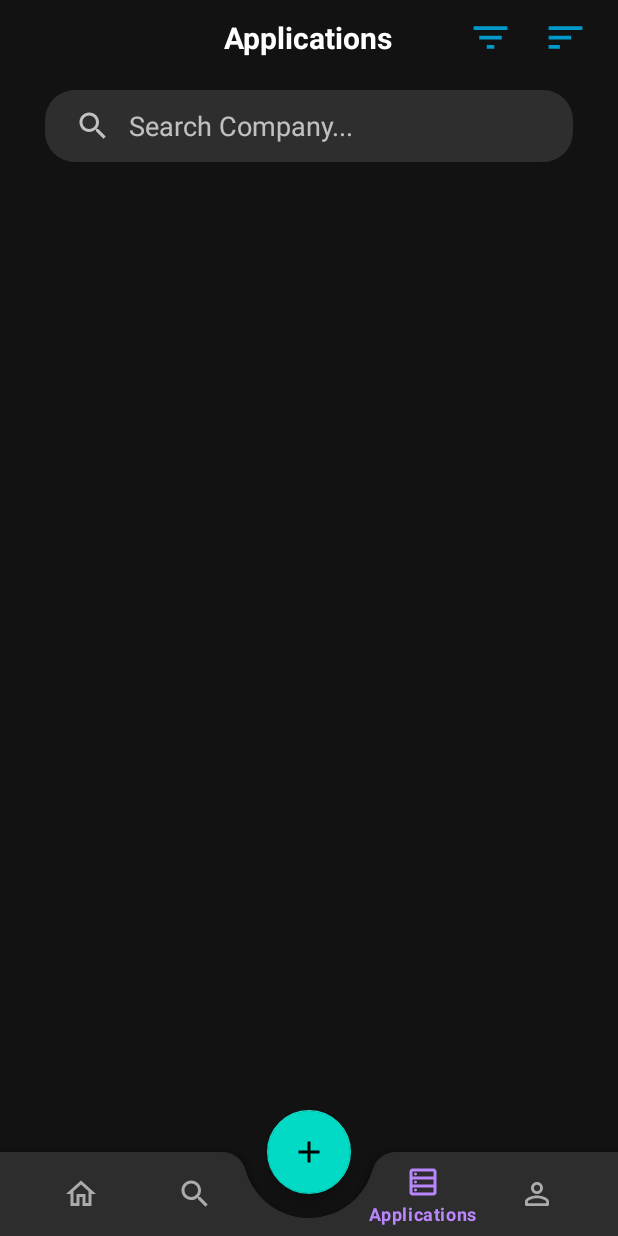
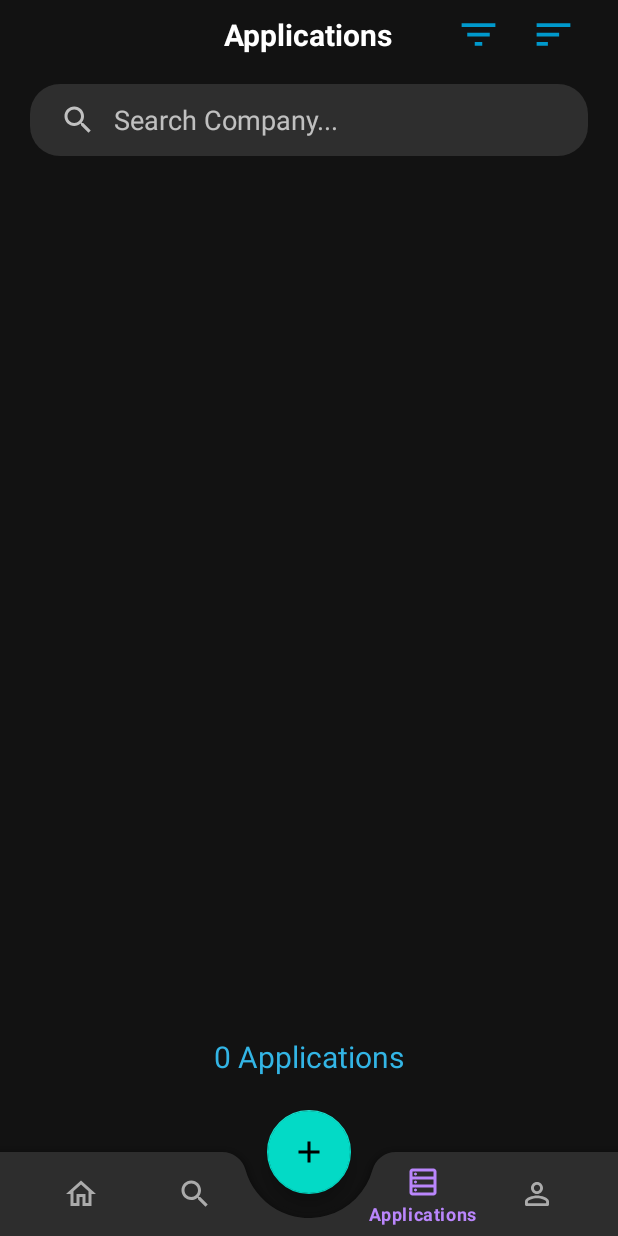
Before and after one commit to AbdulkarimMziya/job_application_tracker, an Android app: the screen it shows after launch (MainActivity), item 4 of the bottom bar chosen, on a phone screen of 412 x 824 dp. Run offline under Robolectric (Android 15) with nearby library versions, the phone set to English and light mode, and no system bars; our stand-ins replace Room's generated code.

Commit message:
Setup Recycler View

```diff
--- a/app/src/main/AndroidManifest.xml
+++ b/app/src/main/AndroidManifest.xml
@@ -13,7 +13,7 @@
         android:theme="@style/Theme.Job_application_tracker"
         tools:targetApi="31">
         <activity
-            android:name=".MainActivity"
+            android:name=".views.MainActivity"
             android:exported="true">
             <intent-filter>
                 <action android:name="android.intent.action.MAIN" />
--- a/app/src/main/java/com/example/job_application_tracker/fragments/ApplicationScreenFragment.kt
+++ /dev/null
@@ -1,78 +0,0 @@
-package com.example.job_application_tracker.fragments
-
-import android.os.Bundle
-import android.view.LayoutInflater
-import android.view.View
-import android.view.ViewGroup
-import android.widget.TextView
-import android.widget.SearchView
-import androidx.fragment.app.Fragment
-import com.example.job_application_tracker.R
-
-class ApplicationScreenFragment : Fragment() {
-
-    private lateinit var searchView: SearchView
-    private lateinit var topBarLayout: View
-    private lateinit var cancelButton: TextView
-
-    override fun onCreateView(
-        inflater: LayoutInflater, container: ViewGroup?,
-        savedInstanceState: Bundle?
-    ): View? {
-        // Inflate the layout for this fragment
-        val view = inflater.inflate(R.layout.fragment_application_screen, container, false)
-
-        searchView = view.findViewById(R.id.searchView)
-        topBarLayout = view.findViewById(R.id.topBarLayout)
-        cancelButton = view.findViewById(R.id.btnCancelSearch)
-
-        // Set up the SearchView listener
-        setupSearchView()
-
-        // Handle cancel button click
-        cancelButton.setOnClickListener {
-
-        }
-
-        return view
-    }
-
-    private fun setupSearchView() {
-        searchView.setOnQueryTextFocusChangeListener { _, hasFocus ->
-            if (hasFocus) {
-                hideTopBar()
-                cancelButton.visibility = View.VISIBLE
-            } else {
-                showTopBar()
-                cancelButton.visibility = View.GONE
-            }
-        }
-
-        searchView.setOnQueryTextListener(object : SearchView.OnQueryTextListener {
-            override fun onQueryTextSubmit(query: String?): Boolean {
-                // Handle search action here if needed
-                return true
-            }
-
-            override fun onQueryTextChange(newText: String?): Boolean {
-                // Handle text changes here if needed
-                return true
-            }
-        })
-    }
-
-    private fun hideTopBar() {
-        topBarLayout.visibility = View.GONE
-    }
-
-    private fun showTopBar() {
-        topBarLayout.visibility = View.VISIBLE
-    }
-
-    private fun resetSearchView() {
-        searchView.setQuery("", false) // Clear the search query
-        searchView.clearFocus() // Clear focus from the search view
-        showTopBar() // Show the top bar again
-        cancelButton.visibility = View.GONE // Hide the cancel button
-    }
-}
--- a/app/src/main/java/com/example/job_application_tracker/model/JobApplicationDao.kt
+++ b/app/src/main/java/com/example/job_application_tracker/model/JobApplicationDao.kt
@@ -14,4 +14,7 @@ interface JobApplicationDao {
 
     @Query("SELECT * FROM job_application")
     fun getAllApplications(): LiveData<List<JobApplication>>
+
+    @Query("SELECT COUNT(id) FROM job_application ")
+    fun getApplicationCount(): LiveData<Int>
 }
--- a/app/src/main/java/com/example/job_application_tracker/model/JobApplicationRepository.kt
+++ b/app/src/main/java/com/example/job_application_tracker/model/JobApplicationRepository.kt
@@ -5,6 +5,8 @@ import androidx.lifecycle.LiveData
 class JobApplicationRepository(val jobApplicationDao: JobApplicationDao) {
 
     val allJobApplications: LiveData<List<JobApplication>> = jobApplicationDao.getAllApplications()
+    val applicationCount: LiveData<Int> = jobApplicationDao.getApplicationCount()
+
 
     suspend fun insert(jobApplication: JobApplication){
         jobApplicationDao.insert(jobApplication)
--- a/app/src/main/java/com/example/job_application_tracker/viewmodel/JobApplicationViewModel.kt
+++ b/app/src/main/java/com/example/job_application_tracker/viewmodel/JobApplicationViewModel.kt
@@ -14,11 +14,13 @@ class JobApplicationViewModel(application: Application) : AndroidViewModel(appli
     val readAllJobApplications: LiveData<List<JobApplication>>
     private val repository: JobApplicationRepository
 
+    val applicationCount: LiveData<Int>
 
     init {
         val jobApplicationDao = JobApplicationDatabase.getDatabase(application).jobApplicationDao()
         repository = JobApplicationRepository(jobApplicationDao)
         readAllJobApplications = repository.allJobApplications
+        applicationCount = repository.applicationCount
     }
 
     fun addJobApplication(jobApplication: JobApplication){
@@ -26,4 +28,5 @@ class JobApplicationViewModel(application: Application) : AndroidViewModel(appli
             repository.insert(jobApplication)
         }
     }
+
 }
--- /dev/null
+++ b/app/src/main/java/com/example/job_application_tracker/viewmodel/JobListAdapter.kt
@@ -0,0 +1,56 @@
+package com.example.job_application_tracker.viewmodel
+
+import android.view.LayoutInflater
+import android.view.ViewGroup
+import androidx.recyclerview.widget.DiffUtil
+import androidx.recyclerview.widget.ListAdapter
+import androidx.recyclerview.widget.RecyclerView
+import com.example.job_application_tracker.databinding.ListItemLayoutBinding
+import com.example.job_application_tracker.model.JobApplication
+import java.text.SimpleDateFormat
+import java.util.*
+
+class JobListAdapter(private val onItemClick: (JobApplication) -> Unit) :
+    ListAdapter<JobApplication, JobListAdapter.MyViewHolder>(JobApplicationDiffCallback()) {
+
+    class MyViewHolder(private val binding: ListItemLayoutBinding) : RecyclerView.ViewHolder(binding.root) {
+        fun bind(jobApplication: JobApplication, onItemClick: (JobApplication) -> Unit) {
+            binding.tvListItemCompanyName.text = jobApplication.companyName
+            binding.tvListItemJobDesc.text = jobApplication.jobTitle
+            binding.tvListItemDate.text = SimpleDateFormat("MMM dd, yyyy", Locale.getDefault()).format(Date(jobApplication.dateApplied))
+            binding.tvListItemStatus.text = jobApplication.status
+
+            binding.root.setOnClickListener { onItemClick(jobApplication) }
+        }
+    }
+
+    override fun onCreateViewHolder(parent: ViewGroup, viewType: Int): MyViewHolder {
+        val binding = ListItemLayoutBinding.inflate(LayoutInflater.from(parent.context), parent, false)
+        return MyViewHolder(binding)
+    }
+
+    override fun onBindViewHolder(holder: MyViewHolder, position: Int) {
+        val jobApplication = getItem(position)
+        holder.bind(jobApplication, onItemClick)
+    }
+
+    override fun getItemCount(): Int {
+        return currentList.size // Returns the size of the current list
+    }
+
+    // Method to update the job list (optional if using ListAdapter)
+    fun updateJobList(newJobList: List<JobApplication>) {
+        submitList(newJobList) // Use ListAdapter's submitList to handle updates
+    }
+
+    // DiffUtil for better performance and item updates
+    class JobApplicationDiffCallback : DiffUtil.ItemCallback<JobApplication>() {
+        override fun areItemsTheSame(oldItem: JobApplication, newItem: JobApplication): Boolean {
+            return oldItem.id == newItem.id // Compare IDs
+        }
+
+        override fun areContentsTheSame(oldItem: JobApplication, newItem: JobApplication): Boolean {
+            return oldItem == newItem // Compare the content
+        }
+    }
+}
--- a/app/src/main/java/com/example/job_application_tracker/fragments/AddApplicationFragment.kt
+++ b/app/src/main/java/com/example/job_application_tracker/views/fragments/AddApplicationFragment.kt
@@ -1,4 +1,4 @@
-package com.example.job_application_tracker.fragments
+package com.example.job_application_tracker.views.fragments
 
 import android.app.DatePickerDialog
 import android.os.Bundle
--- /dev/null
+++ b/app/src/main/java/com/example/job_application_tracker/views/fragments/ApplicationScreenFragment.kt
@@ -0,0 +1,115 @@
+package com.example.job_application_tracker.views.fragments
+
+import android.os.Bundle
+import android.view.LayoutInflater
+import android.view.View
+import android.view.ViewGroup
+import android.widget.TextView
+import android.widget.SearchView
+import androidx.fragment.app.Fragment
+import androidx.lifecycle.Observer
+import androidx.lifecycle.ViewModelProvider
+import androidx.recyclerview.widget.LinearLayoutManager
+import androidx.recyclerview.widget.RecyclerView
+import com.example.job_application_tracker.R
+import com.example.job_application_tracker.databinding.FragmentAddApplicationBinding
+import com.example.job_application_tracker.databinding.FragmentApplicationScreenBinding
+import com.example.job_application_tracker.viewmodel.JobApplicationViewModel
+import com.example.job_application_tracker.viewmodel.JobListAdapter
+
+class ApplicationScreenFragment : Fragment() {
+    private lateinit var applicationScreenBinding: FragmentApplicationScreenBinding
+
+    private lateinit var searchView: SearchView
+    private lateinit var topBarLayout: View
+
+    private lateinit var recyclerView: RecyclerView
+    private lateinit var jobListAdapter: JobListAdapter
+    private lateinit var mJobApplicationViewModel: JobApplicationViewModel
+
+    override fun onCreateView(
+        inflater: LayoutInflater, container: ViewGroup?,
+        savedInstanceState: Bundle?
+    ): View? {
+        // Inflate the layout for this fragment
+        applicationScreenBinding = FragmentApplicationScreenBinding.inflate(layoutInflater,container,false)
+
+        init()
+
+
+
+
+        return applicationScreenBinding.root
+    }
+
+    private fun init() {
+        topBarLayout = applicationScreenBinding.topBarLayout
+        searchView = applicationScreenBinding.searchView
+        recyclerView = applicationScreenBinding.recyclerView
+
+        // Initialize the ViewModel
+        mJobApplicationViewModel = ViewModelProvider(this).get(JobApplicationViewModel::class.java)
+
+        // Initialize the RecyclerView and Adapter
+        jobListAdapter = JobListAdapter { jobApplication ->
+            // Handle item click
+        }
+
+        recyclerView.layoutManager = LinearLayoutManager(context)
+        recyclerView.adapter = jobListAdapter
+
+        // Observe the job applications LiveData
+        mJobApplicationViewModel.readAllJobApplications.observe(viewLifecycleOwner) { jobApplications ->
+            jobListAdapter.submitList(jobApplications)
+        }
+
+        // Observe application count
+        mJobApplicationViewModel.applicationCount.observe(viewLifecycleOwner) { count ->
+            val applicationText = if (count == 1) {
+                "$count Application"
+            } else {
+                "$count Applications"
+            }
+            applicationScreenBinding.txtDisplayTotalApplications.text = applicationText
+        }
+
+        // Set up the SearchView listener
+        setupSearchView()
+    }
+
+    private fun setupSearchView() {
+        searchView.setOnQueryTextFocusChangeListener { _, hasFocus ->
+            if (hasFocus) {
+                hideTopBar()
+            } else {
+                showTopBar()
+            }
+        }
+
+        searchView.setOnQueryTextListener(object : SearchView.OnQueryTextListener {
+            override fun onQueryTextSubmit(query: String?): Boolean {
+                // Handle search action here if needed
+                return true
+            }
+
+            override fun onQueryTextChange(newText: String?): Boolean {
+                // Handle text changes here if needed
+                return true
+            }
+        })
+    }
+
+    private fun hideTopBar() {
+        topBarLayout.visibility = View.GONE
+    }
+
+    private fun showTopBar() {
+        topBarLayout.visibility = View.VISIBLE
+    }
+
+    private fun resetSearchView() {
+        searchView.setQuery("", false) // Clear the search query
+        searchView.clearFocus() // Clear focus from the search view
+        showTopBar() // Show the top bar again
+    }
+}
--- a/app/src/main/java/com/example/job_application_tracker/fragments/HomeScreenFragment.kt
+++ b/app/src/main/java/com/example/job_application_tracker/views/fragments/HomeScreenFragment.kt
@@ -1,4 +1,4 @@
-package com.example.job_application_tracker.fragments
+package com.example.job_application_tracker.views.fragments
 
 import android.os.Bundle
 import androidx.fragment.app.Fragment
--- a/app/src/main/java/com/example/job_application_tracker/fragments/ProfileScreenFragment.kt
+++ b/app/src/main/java/com/example/job_application_tracker/views/fragments/ProfileScreenFragment.kt
@@ -1,4 +1,4 @@
-package com.example.job_application_tracker.fragments
+package com.example.job_application_tracker.views.fragments
 
 import android.os.Bundle
 import androidx.fragment.app.Fragment
--- a/app/src/main/res/layout/activity_main.xml
+++ b/app/src/main/res/layout/activity_main.xml
@@ -5,14 +5,14 @@
     android:id="@+id/main"
     android:layout_width="match_parent"
     android:layout_height="match_parent"
-    tools:context=".MainActivity">
+    tools:context=".views.MainActivity">
 
 
     <!-- Fragment Display -->
     <FrameLayout
         android:id="@+id/fragmentContainerView"
         android:layout_width="match_parent"
-        android:layout_height="match_parent"
+        android:layout_height="0dp"
         app:layout_constraintBottom_toTopOf="@+id/coordinatorLayout"
         app:layout_constraintTop_toTopOf="parent"
         app:layout_constraintEnd_toEndOf="parent"
@@ -22,7 +22,7 @@
     <androidx.coordinatorlayout.widget.CoordinatorLayout
         android:id="@+id/coordinatorLayout"
         android:layout_width="match_parent"
-        android:layout_height="100dp"
+        android:layout_height="90dp"
         android:layout_marginTop="10dp"
         app:layout_constraintBottom_toBottomOf="parent"
         app:layout_constraintEnd_toEndOf="parent"
--- a/app/src/main/res/layout/fragment_add_application.xml
+++ b/app/src/main/res/layout/fragment_add_application.xml
@@ -5,7 +5,7 @@
     android:layout_height="match_parent"
     xmlns:app="http://schemas.android.com/apk/res-auto"
     android:orientation="vertical"
-    tools:context=".fragments.AddApplicationFragment">
+    tools:context=".views.fragments.AddApplicationFragment">
 
     <!-- Top App Bar -->
     <RelativeLayout
--- a/app/src/main/res/layout/fragment_application_screen.xml
+++ b/app/src/main/res/layout/fragment_application_screen.xml
@@ -1,22 +1,32 @@
 <?xml version="1.0" encoding="utf-8"?>
-<LinearLayout xmlns:android="http://schemas.android.com/apk/res/android"
+<androidx.constraintlayout.widget.ConstraintLayout xmlns:android="http://schemas.android.com/apk/res/android"
     xmlns:app="http://schemas.android.com/apk/res-auto"
     xmlns:tools="http://schemas.android.com/tools"
     android:id="@+id/id_application_fragment"
     android:layout_width="match_parent"
     android:layout_height="match_parent"
-    android:orientation="vertical"
-    tools:context=".fragments.ApplicationScreenFragment">
+    tools:context=".views.fragments.ApplicationScreenFragment">
 
     <!-- Top App Bar -->
+    <LinearLayout
+        android:id="@+id/topBarLayout"
+        android:layout_width="0dp"
+        android:layout_height="wrap_content"
+        android:orientation="horizontal"
+        android:gravity="end"
+        app:layout_constraintTop_toTopOf="parent"
+        app:layout_constraintStart_toStartOf="parent"
+        app:layout_constraintEnd_toEndOf="parent"
+        android:padding="8dp">
+
+
         <RelativeLayout
-        android:id="@+id/topBarLayout"
+            android:id="@+id/topBarMenu"
             android:layout_width="match_parent"
-        android:layout_height="wrap_content">
-
-        <androidx.constraintlayout.widget.Placeholder
-            android:layout_width="50dp"
-            android:layout_height="50dp" />
+            android:layout_height="wrap_content"
+            app:layout_constraintTop_toTopOf="parent"
+            app:layout_constraintStart_toStartOf="parent"
+            app:layout_constraintEnd_toEndOf="parent">
 
             <TextView
                 android:layout_width="wrap_content"
@@ -35,6 +45,7 @@
                 android:layout_centerVertical="true"
                 android:layout_toStartOf="@+id/btnSortList"
                 app:tint="@android:color/holo_blue_dark" />
+
             <ImageView
                 android:id="@+id/btnSortList"
                 android:layout_width="wrap_content"
@@ -45,32 +56,69 @@
                 android:layout_alignParentEnd="true"
                 android:layout_centerVertical="true"/>
         </RelativeLayout>
+    </LinearLayout>
 
-    <RelativeLayout
-        android:layout_width="match_parent"
+    <!-- Search Bar -->
+    <LinearLayout
+        android:id="@+id/linearLayout"
+        android:layout_width="0dp"
         android:layout_height="wrap_content"
+        android:layout_marginHorizontal="20dp"
         android:layout_marginTop="10dp"
-        android:layout_marginHorizontal="20dp">
+        android:orientation="horizontal"
+        app:layout_constraintEnd_toEndOf="parent"
+        app:layout_constraintStart_toStartOf="parent"
+        app:layout_constraintTop_toBottomOf="@id/topBarLayout">
 
         <SearchView
             android:id="@+id/searchView"
-            android:layout_width="match_parent"
+            android:layout_width="0dp"
             android:layout_height="wrap_content"
+            android:layout_gravity="center"
+            android:layout_weight="1"
             android:background="@drawable/round_back_white_secondary_20"
-            android:layout_centerVertical="true"
-            android:queryHint="Search Company..."
             android:iconifiedByDefault="false"
             android:queryBackground="@android:color/transparent"
-            android:layout_marginHorizontal="10dp"/>
+            android:queryHint="Search Company..." />
+
         <TextView
             android:id="@+id/btnCancelSearch"
             android:layout_width="wrap_content"
             android:layout_height="wrap_content"
             android:layout_centerVertical="true"
             android:text="Cancel"
-            android:layout_toEndOf="@id/searchView"
-            android:visibility="gone"/>
+            android:visibility="gone" />
+    </LinearLayout>
 
-    </RelativeLayout>
+    <!-- RecyclerView -->
+    <androidx.recyclerview.widget.RecyclerView
+        android:id="@+id/recyclerView"
+        android:layout_width="0dp"
+        android:layout_height="0dp"
+        app:layout_constraintBottom_toTopOf="@+id/bottomBarLayout"
+        app:layout_constraintEnd_toEndOf="parent"
+        app:layout_constraintStart_toStartOf="parent"
+        app:layout_constraintTop_toBottomOf="@+id/linearLayout" />
 
+    <!-- Bottom App Bar -->
+    <LinearLayout
+        android:id="@+id/bottomBarLayout"
+        android:layout_width="0dp"
+        android:layout_height="wrap_content"
+        android:gravity="center"
+        android:orientation="horizontal"
+        android:padding="16dp"
+        app:layout_constraintBottom_toBottomOf="parent"
+        app:layout_constraintEnd_toEndOf="parent"
+        app:layout_constraintStart_toStartOf="parent">
+
+        <TextView
+            android:id="@+id/txtDisplayTotalApplications"
+            android:layout_width="wrap_content"
+            android:layout_height="wrap_content"
+            android:text="5 Applications"
+            android:textColor="@android:color/holo_blue_light"
+            android:textSize="20sp" />
     </LinearLayout>
+
+</androidx.constraintlayout.widget.ConstraintLayout>
--- a/app/src/main/res/layout/fragment_home_screen.xml
+++ b/app/src/main/res/layout/fragment_home_screen.xml
@@ -4,7 +4,7 @@
     android:layout_width="match_parent"
     android:layout_height="match_parent"
     android:id="@+id/id_home_fragment"
-    tools:context=".fragments.HomeScreenFragment">
+    tools:context=".views.fragments.HomeScreenFragment">
 
     <!-- TODO: Update blank fragment layout -->
     <TextView
--- a/app/src/main/res/layout/fragment_profile_screen.xml
+++ b/app/src/main/res/layout/fragment_profile_screen.xml
@@ -4,7 +4,7 @@
     android:layout_width="match_parent"
     android:layout_height="match_parent"
     android:id="@+id/id_profile_fragment"
-    tools:context=".fragments.ProfileScreenFragment">
+    tools:context=".views.fragments.ProfileScreenFragment">
 
     <!-- TODO: Update blank fragment layout -->
     <TextView
--- a/app/src/main/res/navigation/nav_graph.xml
+++ b/app/src/main/res/navigation/nav_graph.xml
@@ -6,17 +6,17 @@
     app:startDestination="@id/homeScreenFragment">
     <fragment
         android:id="@+id/homeScreenFragment"
-        android:name="com.example.job_application_tracker.fragments.HomeScreenFragment"
+        android:name="com.example.job_application_tracker.views.fragments.HomeScreenFragment"
         android:label="Home"
         tools:layout="@layout/fragment_home_screen" />
     <fragment
         android:id="@+id/applicationScreenFragment"
-        android:name="com.example.job_application_tracker.fragments.ApplicationScreenFragment"
+        android:name="com.example.job_application_tracker.views.fragments.ApplicationScreenFragment"
         android:label="Application"
         tools:layout="@layout/fragment_application_screen" />
     <fragment
         android:id="@+id/profileScreenFragment"
-        android:name="com.example.job_application_tracker.fragments.ProfileScreenFragment"
+        android:name="com.example.job_application_tracker.views.fragments.ProfileScreenFragment"
         android:label="Profile"
         tools:layout="@layout/fragment_profile_screen" />
 </navigation>
```
Also changed, not shown: app/src/main/java/com/example/job_application_tracker/views/MainActivity.kt (renamed from app/src/main/java/com/example/job_application_tracker/MainActivity.kt, +6 -5 lines), app/src/main/res/drawable/round_back_white_secondary_10.xml (added, +8 -0 lines), app/src/main/res/layout/list_item_layout.xml (added, +86 -0 lines). Lines whose indentation alone changed are shown as unchanged.
